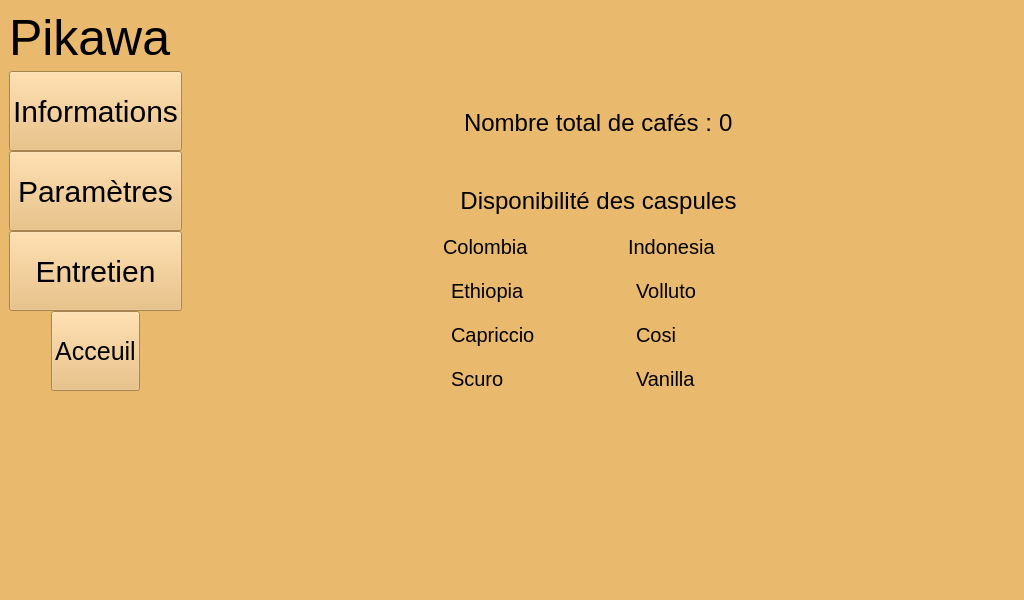
This is pikawa-qt/ihm.ui in bts-lasalle-avignon-projets/pikawa-2022 as Qt 5 draws it before an edit. The edited form follows.
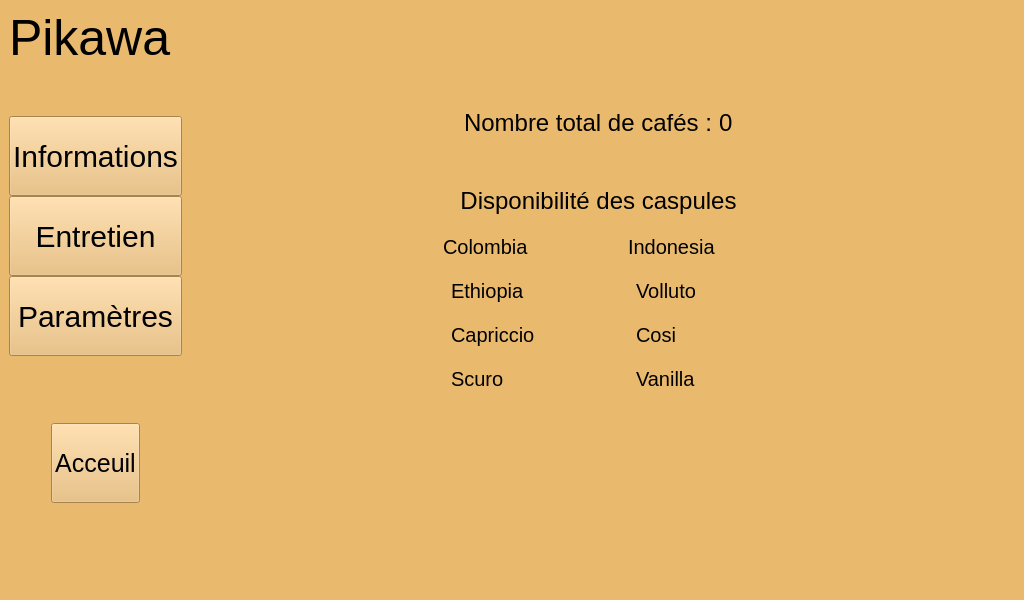
This is the edited form. Icons and pictures are not drawn.

Commit message: PIKAWA22-44 Correction de la méthode mettre à jour magasin

The edit to the form file:
```diff
--- a/pikawa-qt/ihm.ui
+++ b/pikawa-qt/ihm.ui
@@ -1593,8 +1593,8 @@
               </property>
               <property name="sizeHint" stdset="0">
                <size>
-                <width>5</width>
-                <height>5</height>
+                <width>50</width>
+                <height>50</height>
                </size>
               </property>
              </spacer>
@@ -1624,28 +1624,6 @@
               </property>
              </widget>
             </item>
-            <item>
-             <widget class="QPushButton" name="boutonParametresInformation">
-              <property name="minimumSize">
-               <size>
-                <width>50</width>
-                <height>80</height>
-               </size>
-              </property>
-              <property name="maximumSize">
-               <size>
-                <width>200</width>
-                <height>16777215</height>
-               </size>
-              </property>
-              <property name="styleSheet">
-               <string notr="true">font-size: 30px</string>
-              </property>
-              <property name="text">
-               <string>Paramètres</string>
-              </property>
-             </widget>
-            </item>
             <item>
              <widget class="QPushButton" name="boutonEntretienInformation">
               <property name="minimumSize">
@@ -1668,6 +1646,41 @@
               </property>
              </widget>
             </item>
+            <item>
+             <widget class="QPushButton" name="boutonParametresInformation">
+              <property name="minimumSize">
+               <size>
+                <width>50</width>
+                <height>80</height>
+               </size>
+              </property>
+              <property name="maximumSize">
+               <size>
+                <width>200</width>
+                <height>16777215</height>
+               </size>
+              </property>
+              <property name="styleSheet">
+               <string notr="true">font-size: 30px</string>
+              </property>
+              <property name="text">
+               <string>Paramètres</string>
+              </property>
+             </widget>
+            </item>
+            <item>
+             <spacer name="verticalSpacer_19">
+              <property name="orientation">
+               <enum>Qt::Vertical</enum>
+              </property>
+              <property name="sizeHint" stdset="0">
+               <size>
+                <width>20</width>
+                <height>40</height>
+               </size>
+              </property>
+             </spacer>
+            </item>
             <item alignment="Qt::AlignHCenter">
              <widget class="QPushButton" name="boutonAcceuilInformation">
               <property name="minimumSize">
```
Left out of the diff: 16 changed lines with no effect on the pictures. The commit also changes 1 other file.
